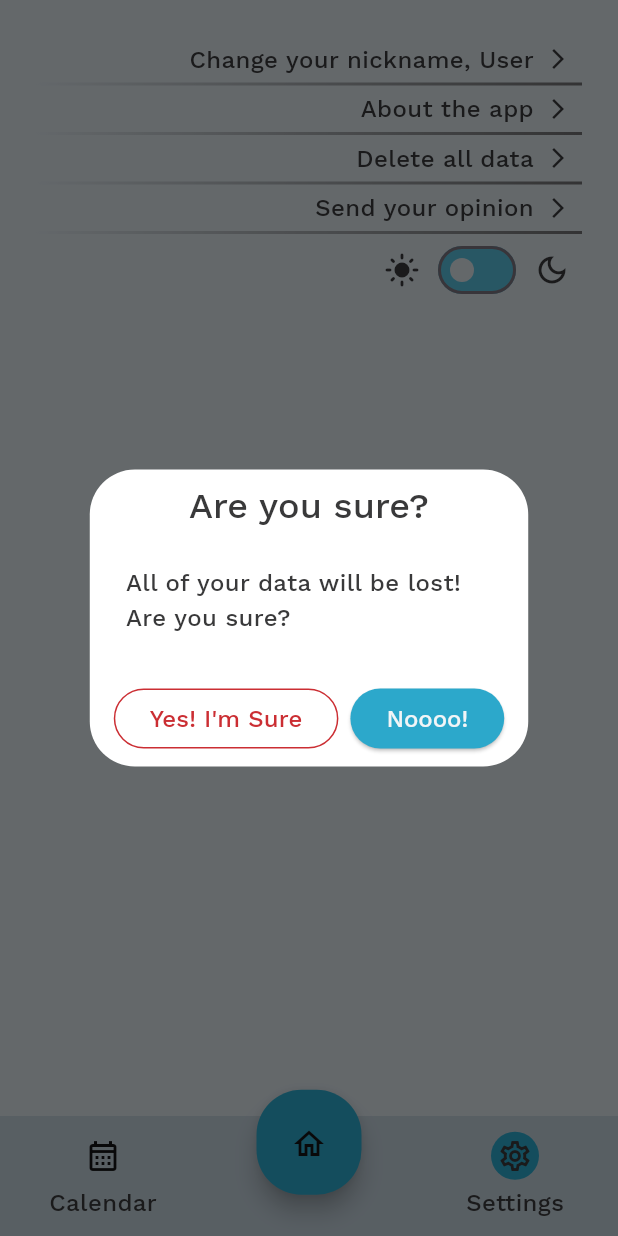
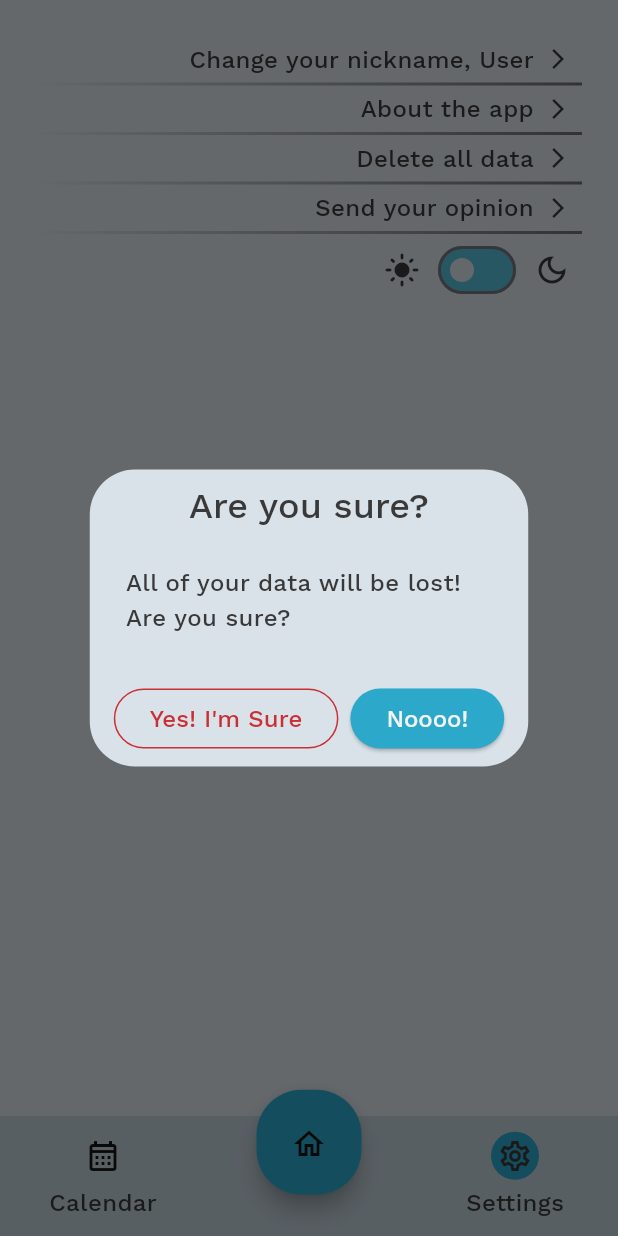
Before and after one commit to AlvaroRumpel/consistency, a Flutter app: the screen it shows after launch, item 3 of the bottom bar chosen, scrolled down 74 dp, after a tap on "Delete all data", on a phone screen of 412 x 824 dp. Run offline on Flutter 3.47's test engine with Material 3 defaults, Android fonts, the phone set to English and light mode, and no system bars; our stand-ins replace flutter_calendar_carousel, shared_preferences, top_snackbar_flutter.

Commit message:
refactor: move light/dark branching into ThemeData
Fifteen ThemeProvider ternaries across five files selected surface and icon
colours by hand. Those are now cardColor, iconTheme.color, dividerColor and
textSelectionTheme.cursorColor, read via Theme.of. The three that map to no
token keep their branching but source it from Theme.of(context).brightness.

TextStyles was a singleton whose static mutable _isDark was written as a
side effect of the BuildContext getter, so two widgets reading it under
different themes in one frame raced. It is now an immutable value built per
call from Theme.of(this).brightness; every call site is unchanged.

Visual change: the two AlertDialogs used whiteColor.shade50 in light mode
where the bottom sheet used shade700. Both now use cardColor.

Also adds test/theme_tokens_test.dart: a widget smoke test in place of the
brief's manual flutter run check (no windows/ platform folder and no
attached device/emulator here). It asserts the new tokens are non-null on
both ThemeDatas and pumps the real ConsistencyApp under both themes to
catch a null-token build exception.

Co-Authored-By: Claude Opus 5 (1M context) <noreply@anthropic.com>

```diff
--- a/lib/configs/text_styles.dart
+++ b/lib/configs/text_styles.dart
@@ -1,39 +1,33 @@
 import 'package:flutter/material.dart';
 
-import '../providers/theme_provider.dart';
 import 'colors.dart';
 
 class TextStyles {
-  static TextStyles? _instance;
-  static bool _isDark = true;
+  final bool isDark;
 
-  TextStyles._();
-  static TextStyles get i {
-    _instance ??= TextStyles._();
-    return _instance!;
-  }
+  const TextStyles(this.isDark);
 
-  void setIsDark(bool value) {
-    _isDark = value;
-  }
+  static const String font = 'WorkSans';
 
-  final String font = 'WorkSans';
+  Color get _color => isDark ? AppColors.whiteColor : AppColors.blackColor;
 
   TextStyle get normalText => TextStyle(
-        color: _isDark ? AppColors.whiteColor : AppColors.blackColor,
+        color: _color,
         fontWeight: FontWeight.w500,
         fontFamily: font,
         fontSize: 16,
       );
+
   TextStyle get boldText => TextStyle(
-        color: _isDark ? AppColors.whiteColor : AppColors.blackColor,
+        color: _color,
         fontWeight: FontWeight.w700,
         fontFamily: font,
         fontSize: 16,
       );
+
   TextStyle get thinText => TextStyle(
-        color: _isDark ? AppColors.whiteColor : AppColors.blackColor,
-        fontWeight: _isDark ? FontWeight.w100 : FontWeight.w400,
+        color: _color,
+        fontWeight: isDark ? FontWeight.w100 : FontWeight.w400,
         fontFamily: font,
         fontSize: 16,
       );
@@ -42,8 +36,6 @@ class TextStyles {
 }
 
 extension TextStylesExtension on BuildContext {
-  TextStyles get textStyles {
-    TextStyles.i.setIsDark(ThemeProvider.of(this).themeMode == ThemeMode.dark);
-    return TextStyles.i;
-  }
+  TextStyles get textStyles =>
+      TextStyles(Theme.of(this).brightness == Brightness.dark);
 }
--- a/lib/configs/theme.dart
+++ b/lib/configs/theme.dart
@@ -32,6 +32,9 @@ ThemeData themeDark = ThemeData(
   primaryColor: AppColors.primaryColor,
   scaffoldBackgroundColor: AppColors.blackColor,
   useMaterial3: true,
+  cardColor: AppColors.blackColor,
+  iconTheme: const IconThemeData(color: AppColors.whiteColor),
+  dividerColor: AppColors.whiteColor.shade900.withValues(alpha: .3),
   inputDecorationTheme: InputDecorationTheme(
     disabledBorder: OutlineInputBorder(
       borderRadius: BorderRadius.circular(30),
@@ -69,9 +72,10 @@ ThemeData themeDark = ThemeData(
       ),
     ),
     contentPadding: const EdgeInsets.symmetric(vertical: 4, horizontal: 16),
-    labelStyle: TextStyles.i.normalText,
-    floatingLabelStyle: TextStyles.i.normalText,
-    errorStyle: TextStyles.i.normalText.copyWith(color: AppColors.redColor),
+    labelStyle: const TextStyles(true).normalText,
+    floatingLabelStyle: const TextStyles(true).normalText,
+    errorStyle:
+        const TextStyles(true).normalText.copyWith(color: AppColors.redColor),
   ),
   progressIndicatorTheme: const ProgressIndicatorThemeData(
     color: AppColors.primaryColor,
@@ -79,7 +83,7 @@ ThemeData themeDark = ThemeData(
   elevatedButtonTheme: ElevatedButtonThemeData(
     style: ElevatedButton.styleFrom(
       backgroundColor: AppColors.primaryColor,
-      textStyle: TextStyles.i.normalText,
+      textStyle: const TextStyles(true).normalText,
       alignment: Alignment.center,
       foregroundColor: AppColors.primaryColor.shade900,
     ),
@@ -97,11 +101,11 @@ ThemeData themeDark = ThemeData(
     labelTextStyle: WidgetStateProperty.resolveWith<TextStyle>(
       (value) {
         if (value.contains(WidgetState.selected)) {
-          return TextStyles.i.normalText;
+          return const TextStyles(true).normalText;
         }
-        return TextStyles.i.normalText.copyWith(
-          color: AppColors.whiteColor.shade900,
-        );
+        return const TextStyles(true).normalText.copyWith(
+              color: AppColors.whiteColor.shade900,
+            );
       },
     ),
     iconTheme: WidgetStateProperty.resolveWith<IconThemeData>(
@@ -124,6 +128,9 @@ ThemeData themeLight = ThemeData(
   primaryColor: AppColors.primaryColor,
   scaffoldBackgroundColor: AppColors.whiteColor.shade700,
   useMaterial3: true,
+  cardColor: AppColors.whiteColor.shade700,
+  iconTheme: const IconThemeData(color: AppColors.blackColor),
+  dividerColor: AppColors.blackColor.withValues(alpha: .3),
   inputDecorationTheme: InputDecorationTheme(
     disabledBorder: OutlineInputBorder(
       borderRadius: BorderRadius.circular(30),
@@ -161,9 +168,11 @@ ThemeData themeLight = ThemeData(
       ),
     ),
     contentPadding: const EdgeInsets.symmetric(vertical: 4, horizontal: 16),
-    labelStyle: TextStyles.i.normalText,
-    floatingLabelStyle: TextStyles.i.normalText,
-    errorStyle: TextStyles.i.normalText.copyWith(color: AppColors.redColor),
+    labelStyle: const TextStyles(false).normalText,
+    floatingLabelStyle: const TextStyles(false).normalText,
+    errorStyle: const TextStyles(false)
+        .normalText
+        .copyWith(color: AppColors.redColor),
   ),
   progressIndicatorTheme: const ProgressIndicatorThemeData(
     color: AppColors.primaryColor,
@@ -171,7 +180,9 @@ ThemeData themeLight = ThemeData(
   elevatedButtonTheme: ElevatedButtonThemeData(
     style: ElevatedButton.styleFrom(
       backgroundColor: AppColors.primaryColor,
-      textStyle: TextStyles.i.normalText.copyWith(color: AppColors.whiteColor),
+      textStyle: const TextStyles(false)
+          .normalText
+          .copyWith(color: AppColors.whiteColor),
       alignment: Alignment.center,
       foregroundColor: AppColors.primaryColor.shade700,
     ),
@@ -189,11 +200,11 @@ ThemeData themeLight = ThemeData(
     labelTextStyle: WidgetStateProperty.resolveWith<TextStyle>(
       (value) {
         if (value.contains(WidgetState.selected)) {
-          return TextStyles.i.normalText;
+          return const TextStyles(false).normalText;
         }
-        return TextStyles.i.normalText.copyWith(
-          color: AppColors.blackColor,
-        );
+        return const TextStyles(false).normalText.copyWith(
+              color: AppColors.blackColor,
+            );
       },
     ),
     iconTheme: WidgetStateProperty.resolveWith<IconThemeData>(
--- a/lib/pages/calendar_page.dart
+++ b/lib/pages/calendar_page.dart
@@ -4,7 +4,6 @@ import 'package:flutter_calendar_carousel/flutter_calendar_carousel.dart';
 import '../configs/colors.dart';
 import '../configs/text_styles.dart';
 import '../controllers/calendar_controller.dart';
-import '../providers/theme_provider.dart';
 import '../widgets/goals_done_list_view.dart';
 
 class CalendarPage extends StatefulWidget {
@@ -49,9 +48,7 @@ class _CalendarPageState extends State<CalendarPage> {
                 padding: const EdgeInsets.symmetric(horizontal: 8),
                 decoration: BoxDecoration(
                   borderRadius: BorderRadius.circular(30),
-                  color: ThemeProvider.of(context).themeMode == ThemeMode.dark
-                      ? AppColors.blackColor
-                      : AppColors.whiteColor.shade700,
+                  color: Theme.of(context).cardColor,
                   border: Border.all(
                     color: AppColors.primaryColor,
                     width: 2,
@@ -70,22 +67,11 @@ class _CalendarPageState extends State<CalendarPage> {
                         headerMargin: const EdgeInsets.all(0),
                         weekDayMargin: const EdgeInsets.all(0),
                         childAspectRatio: 1,
-                        dayButtonColor: ThemeProvider.of(context).themeMode ==
-                                ThemeMode.dark
-                            ? AppColors.blackColor
-                            : AppColors.whiteColor.shade700,
+                        dayButtonColor: Theme.of(context).cardColor,
                         selectedDateTime: state.selectedDay,
                         iconColor: AppColors.primaryColor,
-                        weekDayBackgroundColor:
-                            ThemeProvider.of(context).themeMode ==
-                                    ThemeMode.dark
-                                ? AppColors.blackColor
-                                : AppColors.whiteColor.shade700,
-                        selectedDayButtonColor:
-                            ThemeProvider.of(context).themeMode ==
-                                    ThemeMode.dark
-                                ? AppColors.blackColor
-                                : AppColors.whiteColor.shade700,
+                        weekDayBackgroundColor: Theme.of(context).cardColor,
+                        selectedDayButtonColor: Theme.of(context).cardColor,
                         selectedDayBorderColor: AppColors.primaryColor,
                         daysHaveCircularBorder: true,
                         daysTextStyle: context.textStyles.normalText,
@@ -126,10 +112,7 @@ class _CalendarPageState extends State<CalendarPage> {
                         ),
                         decoration: BoxDecoration(
                           borderRadius: BorderRadius.circular(30),
-                          color: ThemeProvider.of(context).themeMode ==
-                                  ThemeMode.dark
-                              ? AppColors.blackColor
-                              : AppColors.whiteColor.shade700,
+                          color: Theme.of(context).cardColor,
                           border: Border.all(
                             color: AppColors.primaryColor,
                             width: 2,
--- a/lib/pages/settings_page.dart
+++ b/lib/pages/settings_page.dart
@@ -197,9 +197,7 @@ class _SettingsPageState extends State<SettingsPage> with MessagesMixin {
     );
 
     return await showModalBottomSheet<String>(
-      backgroundColor: ThemeProvider.of(context).themeMode == ThemeMode.dark
-          ? AppColors.blackColor
-          : AppColors.whiteColor.shade700,
+      backgroundColor: Theme.of(context).cardColor,
       context: context,
       builder: (context) {
         return Padding(
@@ -212,10 +210,7 @@ class _SettingsPageState extends State<SettingsPage> with MessagesMixin {
                   maxLength: 25,
                   controller: nicknameEC,
                   style: context.textStyles.normalText,
-                  cursorColor:
-                      ThemeProvider.of(context).themeMode == ThemeMode.dark
-                          ? AppColors.whiteColor.shade50
-                          : AppColors.blackColor,
+                  cursorColor: Theme.of(context).textSelectionTheme.cursorColor,
                   decoration: InputDecoration(
                     label: Text(
                       'Nickname',
@@ -264,10 +259,7 @@ class _SettingsPageState extends State<SettingsPage> with MessagesMixin {
           titlePadding: const EdgeInsets.symmetric(vertical: 8, horizontal: 16),
           actionsPadding:
               const EdgeInsets.symmetric(vertical: 8, horizontal: 16),
-          backgroundColor:
-              ThemeProvider.of(context).themeMode == ThemeMode.light
-                  ? AppColors.whiteColor.shade50
-                  : AppColors.blackColor,
+          backgroundColor: Theme.of(context).cardColor,
           shape: RoundedRectangleBorder(
             borderRadius: BorderRadius.circular(30),
           ),
@@ -322,10 +314,7 @@ class _SettingsPageState extends State<SettingsPage> with MessagesMixin {
         return AlertDialog(
           insetPadding: const EdgeInsets.symmetric(vertical: 8, horizontal: 24),
           titlePadding: const EdgeInsets.symmetric(vertical: 8, horizontal: 16),
-          backgroundColor:
-              ThemeProvider.of(context).themeMode == ThemeMode.light
-                  ? AppColors.whiteColor.shade50
-                  : AppColors.blackColor,
+          backgroundColor: Theme.of(context).cardColor,
           shape: RoundedRectangleBorder(
             borderRadius: BorderRadius.circular(30),
           ),
--- a/lib/pages/skeleton_page.dart
+++ b/lib/pages/skeleton_page.dart
@@ -3,7 +3,6 @@ import 'package:flutter/material.dart';
 import '../configs/colors.dart';
 import '../configs/text_styles.dart';
 import '../controllers/skeleton_controller.dart';
-import '../providers/theme_provider.dart';
 import 'calendar_page.dart';
 import 'home_page.dart';
 import 'settings_page.dart';
@@ -126,12 +125,12 @@ class SkelentonPageState extends State<SkelentonPage>
           child: AnimatedBuilder(
             animation: _animationController,
             builder: (context, child) {
+              final isDark = Theme.of(context).brightness == Brightness.dark;
               return SizedBox(
                 height: animationBoxSize.value.height,
                 width: animationBoxSize.value.width,
                 child: FloatingActionButton(
-                  backgroundColor:
-                      ThemeProvider.of(context).themeMode == ThemeMode.dark
+                  backgroundColor: isDark
                       ? value == 1
                           ? AppColors.primaryColor.shade500
                           : AppColors.primaryColor.shade900
@@ -150,8 +149,7 @@ class SkelentonPageState extends State<SkelentonPage>
                         top: animationIconPosition.value,
                         child: Icon(
                           Icons.home_outlined,
-                          color: ThemeProvider.of(context).themeMode ==
-                                  ThemeMode.dark
+                          color: isDark
                               ? value == 1
                                   ? AppColors.whiteColor.shade500
                                   : AppColors.whiteColor.shade900
--- a/lib/widgets/add_day_button.dart
+++ b/lib/widgets/add_day_button.dart
@@ -1,7 +1,6 @@
 import 'package:flutter/material.dart';
 
 import '../configs/colors.dart';
-import '../providers/theme_provider.dart';
 
 class AddDayButton extends StatefulWidget {
   const AddDayButton({
@@ -55,6 +54,7 @@ class _AddDayButtonState extends State<AddDayButton>
       child: AnimatedBuilder(
         animation: _animation,
         builder: (context, child) {
+          final isDark = Theme.of(context).brightness == Brightness.dark;
           if (widget.hasMarkedToday) {
             _iconAnimationController.forward();
           } else {
@@ -76,7 +76,7 @@ class _AddDayButtonState extends State<AddDayButton>
                   spreadRadius: _animation.value,
                 ),
                 BoxShadow(
-                  color: ThemeProvider.of(context).themeMode == ThemeMode.dark
+                  color: isDark
                       ? AppColors.blackColor.shade500
                       : AppColors.whiteColor.shade700,
                   spreadRadius: _animation.value / 1.5,
@@ -94,9 +94,7 @@ class _AddDayButtonState extends State<AddDayButton>
                 child: AnimatedIcon(
                   icon: AnimatedIcons.add_event,
                   progress: _iconAnimation,
-                  color: ThemeProvider.of(context).themeMode == ThemeMode.dark
-                      ? AppColors.whiteColor
-                      : AppColors.blackColor.shade300,
+                  color: Theme.of(context).iconTheme.color,
                   size: MediaQuery.of(context).size.width * .2,
                 ),
               ),
--- a/lib/widgets/goals_list_view.dart
+++ b/lib/widgets/goals_list_view.dart
@@ -4,7 +4,6 @@ import '../configs/colors.dart';
 import '../configs/text_styles.dart';
 import '../configs/utilities.dart';
 import '../models/goal_model.dart';
-import '../providers/theme_provider.dart';
 
 class GoalsListView extends StatefulWidget {
   final List<GoalModel> goals;
@@ -44,10 +43,7 @@ class _GoalsListViewState extends State<GoalsListView> {
                     maxLength: 50,
                     style: context.textStyles.normalText,
                     enabled: !widget.hasMarkedToday,
-                    cursorColor:
-                        ThemeProvider.of(context).themeMode == ThemeMode.dark
-                            ? AppColors.whiteColor.shade50
-                            : AppColors.blackColor,
+                    cursorColor: Theme.of(context).textSelectionTheme.cursorColor,
                     decoration: InputDecoration(
                       counterText: '',
                       label: Text(
--- a/lib/widgets/list_tile_custom.dart
+++ b/lib/widgets/list_tile_custom.dart
@@ -2,7 +2,6 @@ import 'package:flutter/material.dart';
 
 import '../configs/colors.dart';
 import '../configs/text_styles.dart';
-import '../providers/theme_provider.dart';
 
 class ListTileCustom extends StatelessWidget {
   final String title;
@@ -18,7 +17,7 @@ class ListTileCustom extends StatelessWidget {
 
   @override
   Widget build(BuildContext context) {
-    final isDark = ThemeProvider.of(context).themeMode == ThemeMode.dark;
+    final isDark = Theme.of(context).brightness == Brightness.dark;
 
     return Column(
       children: [
```
Also changed, not shown: lib/widgets/goals_done_list_view.dart (+2 -9 lines), 1 other file. Lines whose indentation alone changed are shown as unchanged.
